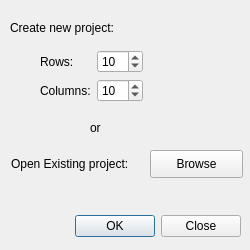
Qt form GoofyLightsEditor/sizedialog.ui (CS383Team2/Goofy_Lights_Editor) before a commit.
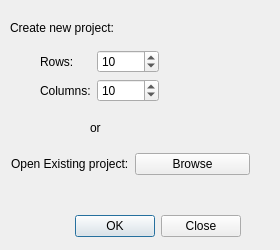
The same form after that commit.

Commit message: Text was being cut-off in dialog box on my machine, I fixed the size.

Diff of the .ui file:
```diff
--- a/GoofyLightsEditor/sizedialog.ui
+++ b/GoofyLightsEditor/sizedialog.ui
@@ -6,7 +6,7 @@
    <rect>
     <x>0</x>
     <y>0</y>
-    <width>250</width>
+    <width>280</width>
     <height>250</height>
    </rect>
   </property>
@@ -18,13 +18,13 @@
   </property>
   <property name="minimumSize">
    <size>
-    <width>250</width>
+    <width>280</width>
     <height>250</height>
    </size>
   </property>
   <property name="maximumSize">
    <size>
-    <width>250</width>
+    <width>280</width>
     <height>250</height>
    </size>
   </property>
@@ -55,7 +55,7 @@
     <rect>
      <x>10</x>
      <y>20</y>
-     <width>115</width>
+     <width>161</width>
      <height>16</height>
     </rect>
    </property>
@@ -63,19 +63,6 @@
     <string>Create new project:</string>
    </property>
   </widget>
-  <widget class="QPushButton" name="btn_Browse">
-   <property name="geometry">
-    <rect>
-     <x>150</x>
-     <y>150</y>
-     <width>93</width>
-     <height>28</height>
-    </rect>
-   </property>
-   <property name="text">
-    <string>Browse</string>
-   </property>
-  </widget>
   <widget class="QLabel" name="label_5">
    <property name="geometry">
     <rect>
@@ -89,12 +76,12 @@
     <string>or</string>
    </property>
   </widget>
-  <widget class="QWidget" name="">
+  <widget class="QWidget" name="layoutWidget">
    <property name="geometry">
     <rect>
      <x>11</x>
      <y>149</y>
-     <width>228</width>
+     <width>239</width>
      <height>30</height>
     </rect>
    </property>
@@ -106,15 +93,22 @@
       </property>
      </widget>
     </item>
+    <item>
+     <widget class="QPushButton" name="btn_Browse">
+      <property name="text">
+       <string>Browse</string>
+      </property>
+     </widget>
+    </item>
    </layout>
   </widget>
-  <widget class="QWidget" name="">
+  <widget class="QWidget" name="layoutWidget">
    <property name="geometry">
     <rect>
      <x>40</x>
      <y>50</y>
-     <width>103</width>
-     <height>53</height>
+     <width>119</width>
+     <height>60</height>
     </rect>
    </property>
    <layout class="QFormLayout" name="formLayout">
```
Left out of the diff: 10 changed lines with no effect on the pictures.
